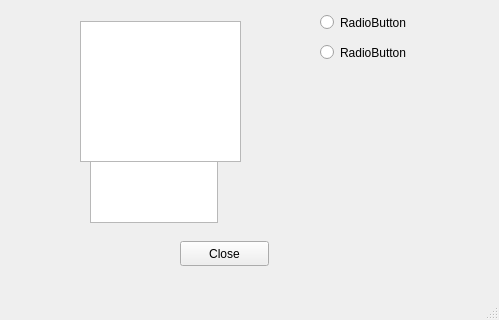
The window that SkyTouchInstall/mainwindow.ui (ElwinCabrera/SkyTouch-Install-GUI) describes before a commit, drawn with Qt 5; both pictures show x 0 to 499 and y 146 to 466 of the 499 by 466 pixel window.
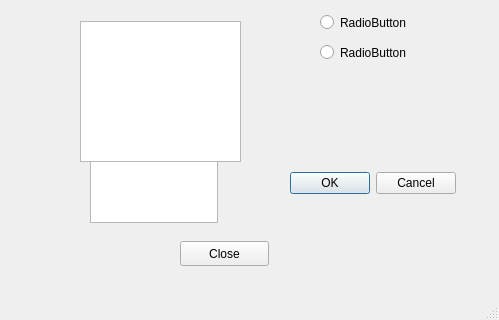
The same window after the commit.

Commit message: added a new confirmation window and the network setup class

```diff
--- a/SkyTouchInstall/mainwindow.ui
+++ b/SkyTouchInstall/mainwindow.ui
@@ -94,6 +94,19 @@
      <string>RadioButton</string>
     </property>
    </widget>
+   <widget class="QDialogButtonBox" name="buttonBox">
+    <property name="geometry">
+     <rect>
+      <x>290</x>
+      <y>300</y>
+      <width>166</width>
+      <height>25</height>
+     </rect>
+    </property>
+    <property name="standardButtons">
+     <set>QDialogButtonBox::Cancel|QDialogButtonBox::Ok</set>
+    </property>
+   </widget>
   </widget>
   <widget class="QMenuBar" name="menuBar">
    <property name="geometry">
```
The commit also changes 21 other files.
